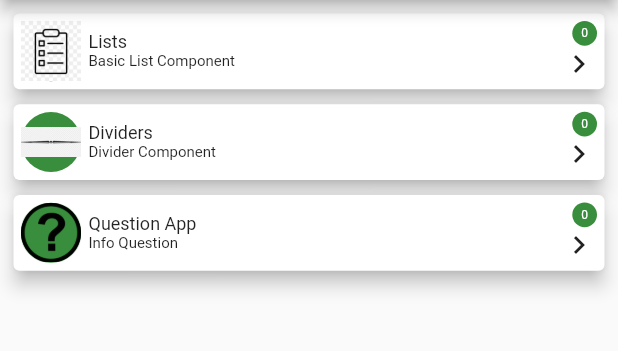
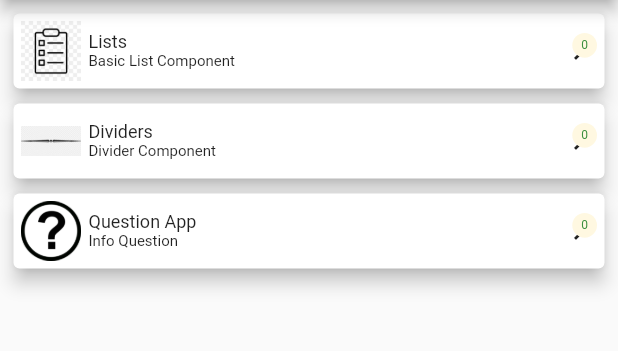
Before and after one commit to gurkay/my_widget_libs, a Flutter app: the screen it shows after launch, after a tap on the "navigate next" icon, on a phone screen of 412 x 824 dp, the part 84-435 px from its top. Run offline on Flutter 3.47's test engine with Material 2 defaults, Android fonts, the light colour scheme and no system bars; our stand-ins replace google_fonts; statements that could not run were skipped.

Commit message:
new codes

```diff
--- a/lib/classes/mixin_list.dart
+++ b/lib/classes/mixin_list.dart
@@ -1,5 +1,3 @@
-import 'dart:ffi';
-
 import 'package:flutter/material.dart';
 import 'package:google_fonts/google_fonts.dart';
 import 'package:provider/provider.dart';
@@ -38,6 +36,7 @@ mixin MixinList {
                     child: Row(
                       children: [
                         CircleAvatar(
+                          backgroundColor: Colors.white,
                           child: Image.asset(modelComponent[index].imagePath),
                         ),
                         const SizedBox(
@@ -60,12 +59,31 @@ mixin MixinList {
                             ),
                           ],
                         ),
+                        SizedBox(
+                          height: 15.0,
+                        ),
                         Expanded(
-                          child: Wrap(
+                          child: Stack(
                             children: [
+                              GestureDetector(
+                                onTap: () {
+                                  _state.setNumberClickList(index);
+                                  print(modelComponent[index].routeName);
+                                  print(context);
+                                  Navigator.pushNamed(
+                                    context,
+                                    modelComponent[index].routeName,
+                                  );
+                                },
+                                child: Container(
+                                  alignment: Alignment.bottomRight,
+                                  child: const Icon(Icons.navigate_next),
+                                ),
+                              ),
                               Container(
                                 alignment: Alignment.topRight,
                                 child: CircleAvatar(
+                                  backgroundColor: Colors.amber[50],
                                   radius: MediaQuery.of(context).size.height *
                                       0.010,
                                   child: Text(
@@ -74,20 +92,6 @@ mixin MixinList {
                                       fontSize: 8,
                                     ),
                                   ),
-                                ),
-                              ),
-                              GestureDetector(
-                                onTap: () {
-                                  _state.setNumberClickList(index);
-                                  print(modelComponent[index].routeName);
-                                  Navigator.pushNamed(
-                                    context,
-                                    modelComponent[index].routeName,
-                                  );
-                                },
-                                child: Container(
-                                  alignment: Alignment.bottomRight,
-                                  child: const Icon(Icons.navigate_next),
                                 ),
                               ),
                             ],
--- a/lib/controllers/base_initial_data.dart
+++ b/lib/controllers/base_initial_data.dart
@@ -31,6 +31,9 @@ class BaseInitialData extends Base {
         case 1:
           _numberClickList[value] = _numberClickList[value] + 1;
           break;
+        case 2:
+          _numberClickList[value] = _numberClickList[value] + 1;
+          break;
         default:
       }
 
--- a/lib/route_generator.dart
+++ b/lib/route_generator.dart
@@ -1,6 +1,6 @@
 import 'package:flutter/material.dart';
 
-import 'screens/screen_home_page.dart';
+import './screens/screen_home_page.dart';
 import './screens/screen_question_app.dart';
 
 class RouteGenerator {
@@ -8,10 +8,12 @@ class RouteGenerator {
     final args = settings.arguments;
     switch (settings.name) {
       case '/ScreenHomePage':
+        print('settings.name::: ${settings.name}');
         return MaterialPageRoute(
           builder: (_) => const ScreenHomePage(),
         );
       case '/ScreenQuestionApp':
+        print('settings.name::: ${settings.name}');
         return MaterialPageRoute(
           builder: (_) => const ScreenQuestionApp(),
         );
```
Also changed, not shown: lib/screens/screen_question_app.dart (+9 -2 lines).
